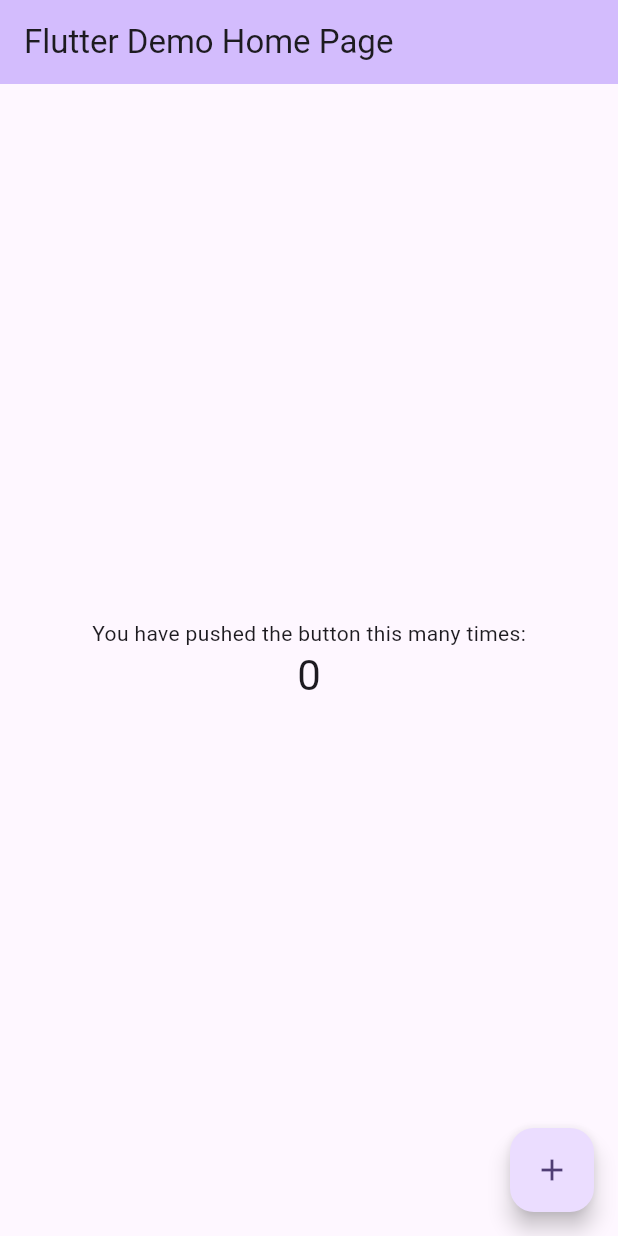
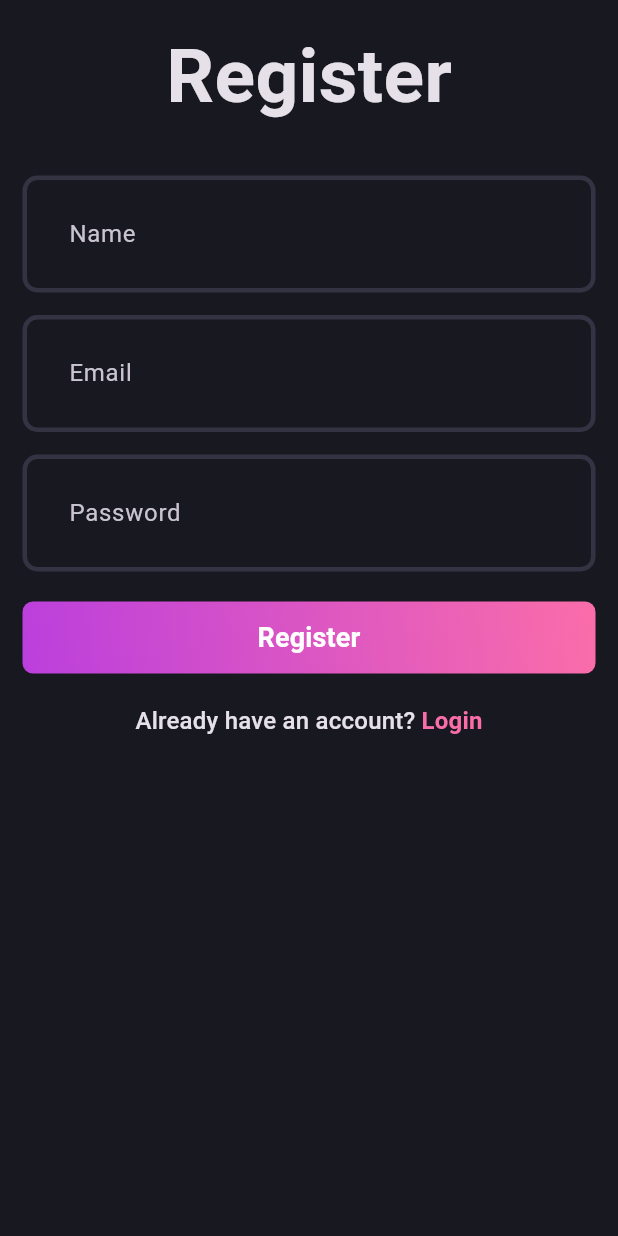
Before and after one commit to asm2212/clarba, a Flutter app: the screen it shows after launch, on a phone screen of 412 x 824 dp. Run offline on Flutter 3.47's test engine with Material 3 defaults, Android fonts, the phone set to English and light mode, and no system bars.

Commit message:
folder structure,register screen UI and form for register screen

```diff
--- /dev/null
+++ b/lib/core/theme/app_palette.dart
@@ -0,0 +1,13 @@
+import 'package:flutter/material.dart';
+
+class AppPalette {
+  static const Color backgroundColor = Color.fromRGBO(24, 24, 32, 1);
+  static const Color gradient1 = Color.fromRGBO(187, 63, 221, 1);
+  static const Color gradient2 = Color.fromRGBO(251, 109, 169, 1);
+  static const Color gradient3 = Color.fromRGBO(255, 159, 124, 1);
+  static const Color borderColor = Color.fromRGBO(52, 51, 67, 1);
+  static const Color whiteColor = Colors.white;
+  static const Color greyColor = Colors.grey;
+  static const Color errorColor = Colors.redAccent;
+  static const Color transparentColor = Colors.transparent;
+}
--- /dev/null
+++ b/lib/core/theme/theme.dart
@@ -0,0 +1,21 @@
+import 'package:clarba/core/theme/app_palette.dart';
+import 'package:flutter/material.dart';
+
+class AppTheme {
+  static OutlineInputBorder _border([Color color = AppPalette.borderColor]) => OutlineInputBorder(
+        borderSide: BorderSide(
+          color: color,
+          width: 3,
+        ),
+        borderRadius: BorderRadius.circular(10),
+      );
+
+  static final darkThemeMode = ThemeData.dark().copyWith(
+    scaffoldBackgroundColor: AppPalette.backgroundColor,
+    inputDecorationTheme: InputDecorationTheme(
+      contentPadding: const EdgeInsets.all(27),
+      enabledBorder: _border(),
+      focusedBorder: _border(AppPalette.gradient2),
+    ),
+  );
+}
--- /dev/null
+++ b/lib/features/auth/presentation/pages/register_screen.dart
@@ -0,0 +1,86 @@
+import 'package:clarba/core/theme/app_palette.dart';
+import 'package:clarba/features/auth/presentation/widgets/auth_field.dart';
+import 'package:clarba/features/auth/presentation/widgets/auth_gradient_button.dart';
+import 'package:flutter/material.dart';
+import 'package:flutter/widgets.dart';
+
+class RegisterScreen extends StatefulWidget {
+  const RegisterScreen({super.key});
+
+  @override
+  State<RegisterScreen> createState() => _RegisterScreenState();
+}
+
+class _RegisterScreenState extends State<RegisterScreen> {
+  final nameController = TextEditingController();
+  final emailController = TextEditingController();
+  final passwordController = TextEditingController();
+  final formKey = GlobalKey<FormState>();
+
+  @override
+  void dispose() {
+    nameController.dispose();
+    emailController.dispose();
+    passwordController.dispose();
+    super.dispose();
+  }
+
+  @override
+  Widget build(BuildContext context) {
+    return Scaffold(
+      body: SingleChildScrollView(
+        child: Padding(
+          padding: const EdgeInsets.all(15.0),
+          child: Form(
+            key: formKey,
+            child:
+                Column(mainAxisAlignment: MainAxisAlignment.center, children: [
+              const Text(
+                "Register",
+                style: TextStyle(
+                  fontSize: 50,
+                  fontWeight: FontWeight.bold,
+                ),
+              ),
+              const SizedBox(height: 30),
+              AuthField(
+                hintText: "Name",
+                controller: nameController,
+                isObscureText: false,
+              ),
+              const SizedBox(height: 15),
+              AuthField(
+                hintText: "Email",
+                controller: emailController,
+                isObscureText: false,
+              ),
+              const SizedBox(height: 15),
+              AuthField(
+                hintText: "Password",
+                controller: passwordController,
+                isObscureText: true,
+              ),
+              const SizedBox(
+                height: 20,
+              ),
+              const AuthGradientButton(),
+              const SizedBox(height: 20),
+              RichText(
+                  text: TextSpan(
+                      text: "Already have an account? ",
+                      style: Theme.of(context).textTheme.titleMedium,
+                      children: [
+                    TextSpan(
+                      text: "Login",
+                      style: Theme.of(context).textTheme.titleMedium?.copyWith(
+                          color: AppPalette.gradient2,
+                          fontWeight: FontWeight.bold),
+                    )
+                  ])),
+            ]),
+          ),
+        ),
+      ),
+    );
+  }
+}
--- /dev/null
+++ b/lib/features/auth/presentation/widgets/auth_field.dart
@@ -0,0 +1,27 @@
+import 'package:flutter/material.dart';
+
+class AuthField extends StatelessWidget {
+  final String hintText;
+  final TextEditingController controller;
+  final bool isObscureText;
+  const AuthField({super.key,
+  required this.hintText,
+  required this.controller,
+  required this.isObscureText
+   });
+
+  @override
+  Widget build(BuildContext context) {
+    return TextFormField(
+      controller: controller,
+      decoration: InputDecoration(hintText: hintText),
+      validator: (value) {
+        if (value!.isEmpty) {
+          return '$hintText is missing';
+        }
+        return null;
+      },
+      obscureText: isObscureText,
+    );
+  }
+}
--- /dev/null
+++ b/lib/features/auth/presentation/widgets/auth_gradient_button.dart
@@ -0,0 +1,38 @@
+import 'package:clarba/core/theme/app_palette.dart';
+import 'package:flutter/material.dart';
+
+class AuthGradientButton extends StatelessWidget {
+  const AuthGradientButton({super.key});
+
+  @override
+  Widget build(BuildContext context) {
+    return Container(
+      decoration: BoxDecoration(
+        gradient: LinearGradient(colors: [
+          AppPalette.gradient1,
+          AppPalette.gradient2,
+        ],
+        begin: Alignment.bottomLeft,
+        end: Alignment.topRight
+        ),
+        borderRadius: BorderRadius.circular(7),
+      ),
+      child: ElevatedButton(
+        onPressed: (){},
+        style: ElevatedButton.styleFrom(
+        fixedSize: Size(395, 45),
+        backgroundColor: AppPalette.transparentColor,
+        shadowColor: AppPalette.transparentColor
+        ),
+        child: Text(
+          "Register",
+          style: const TextStyle(
+            fontSize: 18.0,
+            fontWeight: FontWeight.bold,
+            color: Colors.white,
+          ),
+        ),
+        ),
+    );
+  }
+}
--- a/lib/main.dart
+++ b/lib/main.dart
@@ -1,105 +1,20 @@
+import 'package:clarba/core/theme/theme.dart';
+import 'package:clarba/features/auth/presentation/pages/register_screen.dart';
 import 'package:flutter/material.dart';
 
 void main() {
   runApp(const MyApp());
 }
-
 class MyApp extends StatelessWidget {
   const MyApp({super.key});
-
 
   @override
   Widget build(BuildContext context) {
     return MaterialApp(
       title: 'Flutter Demo',
       debugShowCheckedModeBanner: false,
-      theme: ThemeData(
-
-        colorScheme: ColorScheme.fromSeed(seedColor: Colors.deepPurple),
-        useMaterial3: true,
-      ),
-      home: const MyHomePage(title: 'Flutter Demo Home Page'),
+      theme:AppTheme.darkThemeMode,
+      home: const RegisterScreen(),
     );
   }
 }
-
-class MyHomePage extends StatefulWidget {
-  const MyHomePage({super.key, required this.title});
-
-
-
-  final String title;
-
-  @override
-  State<MyHomePage> createState() => _MyHomePageState();
-}
-
-class _MyHomePageState extends State<MyHomePage> {
-  int _counter = 0;
-
-  void _incrementCounter() {
-    setState(() {
-      // This call to setState tells the Flutter framework that something has
-      // changed in this State, which causes it to rerun the build method below
-      // so that the display can reflect the updated values. If we changed
-      // _counter without calling setState(), then the build method would not be
-      // called again, and so nothing would appear to happen.
-      _counter++;
-    });
-  }
-
-  @override
-  Widget build(BuildContext context) {
-    // This method is rerun every time setState is called, for instance as done
-    // by the _incrementCounter method above.
-    //
-    // The Flutter framework has been optimized to make rerunning build methods
-    // fast, so that you can just rebuild anything that needs updating rather
-    // than having to individually change instances of widgets.
-    return Scaffold(
-      appBar: AppBar(
-        // TRY THIS: Try changing the color here to a specific color (to
-        // Colors.amber, perhaps?) and trigger a hot reload to see the AppBar
-        // change color while the other colors stay the same.
-        backgroundColor: Theme.of(context).colorScheme.inversePrimary,
-        // Here we take the value from the MyHomePage object that was created by
-        // the App.build method, and use it to set our appbar title.
-        title: Text(widget.title),
-      ),
-      body: Center(
-        // Center is a layout widget. It takes a single child and positions it
-        // in the middle of the parent.
-        child: Column(
-          // Column is also a layout widget. It takes a list of children and
-          // arranges them vertically. By default, it sizes itself to fit its
-          // children horizontally, and tries to be as tall as its parent.
-          //
-          // Column has various properties to control how it sizes itself and
-          // how it positions its children. Here we use mainAxisAlignment to
-          // center the children vertically; the main axis here is the vertical
-          // axis because Columns are vertical (the cross axis would be
-          // horizontal).
-          //
-          // TRY THIS: Invoke "debug painting" (choose the "Toggle Debug Paint"
-          // action in the IDE, or press "p" in the console), to see the
-          // wireframe for each widget.
-          mainAxisAlignment: MainAxisAlignment.center,
-          children: <Widget>[
-            const Text(
-              'You have pushed the button this many times:',
-            ),
-            Text(
-              '$_counter',
-              style: Theme.of(context).textTheme.headlineMedium,
-            ),
-          ],
-        ),
-      ),
-      floatingActionButton: FloatingActionButton(
-        onPressed: _incrementCounter,
-        tooltip: 'Increment',
-        child: const Icon(Icons.add),
-      ), // This trailing comma makes auto-formatting nicer for build methods.
-    );
-  }
-}
```
